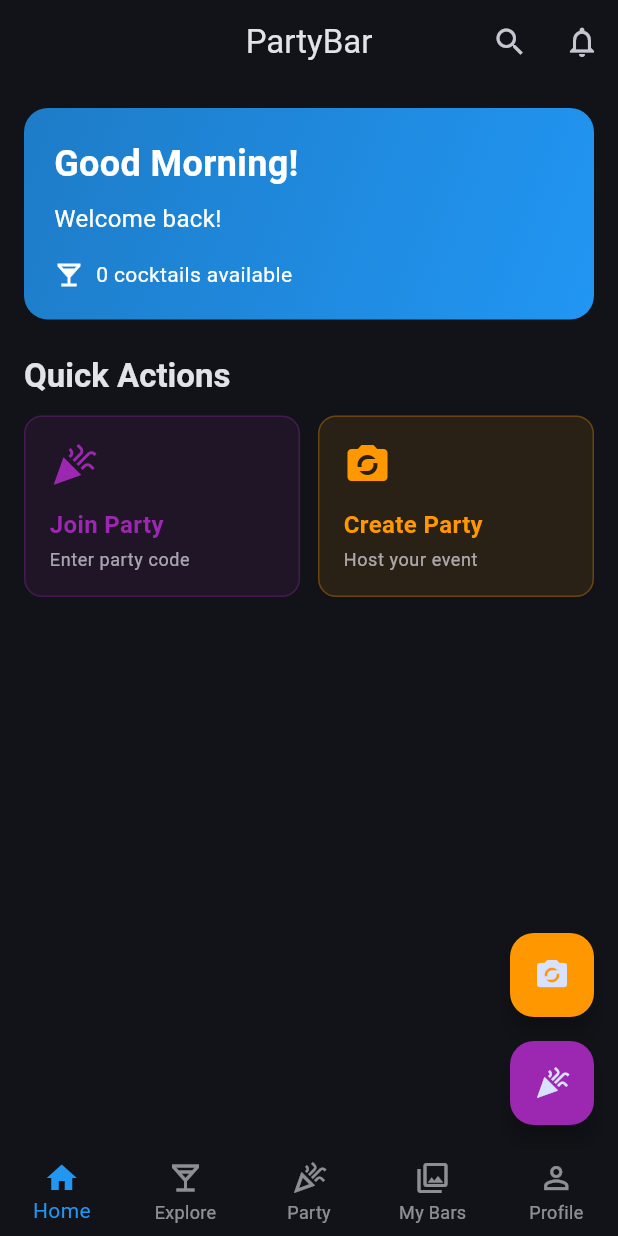
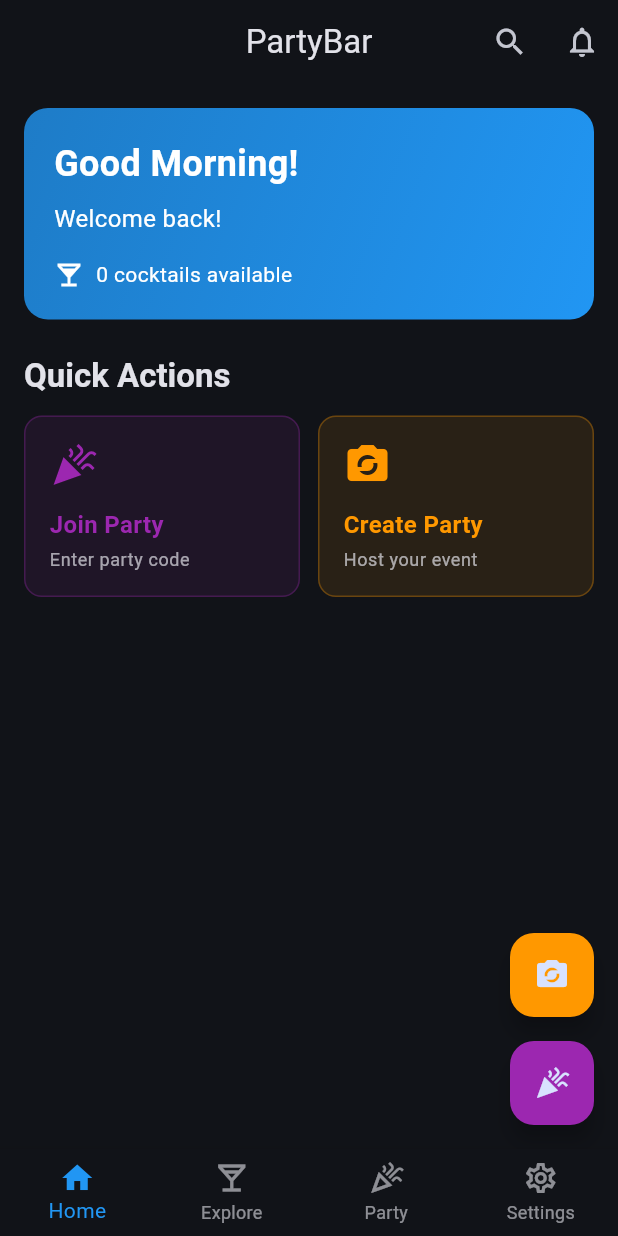
Before and after one commit to Besmerch123/party-bar, a Flutter app: the MainNavigationWrapper screen opened by its route, on a phone screen of 412 x 824 dp. Run offline on Flutter 3.47's test engine with Material 3 defaults, Android fonts, the phone set to English and light mode, and no system bars; our stand-ins replace cloud_firestore, cloud_functions, firebase_core, go_router, hive, shared_preferences; accounts and stored records are empty; network calls fail.

Commit message:
L10n settings and nav

```diff
--- a/lib/screens/bars/my_bars_screen.dart
+++ /dev/null
@@ -1,18 +0,0 @@
-import 'package:flutter/material.dart';
-
-class MyBarsScreen extends StatelessWidget {
-  const MyBarsScreen({super.key});
-
-  @override
-  Widget build(BuildContext context) {
-    return Scaffold(
-      appBar: AppBar(title: const Text('My Bars'), centerTitle: true),
-      body: const Center(
-        child: Text(
-          'My Bars Screen - Coming Soon!',
-          style: TextStyle(fontSize: 18),
-        ),
-      ),
-    );
-  }
-}
--- a/lib/screens/screens.dart
+++ b/lib/screens/screens.dart
@@ -10,9 +10,8 @@ export 'party/party_hub_screen.dart';
 export 'party/join_party_screen.dart';
 export 'party/create_party_screen.dart';
 export 'party/party_details_screen.dart';
-export 'bars/my_bars_screen.dart';
 export 'bars/create_bar_screen.dart';
 export 'bars/bar_details_screen.dart';
-export 'profile/profile_screen.dart';
-export 'profile/settings_screen.dart';
-export 'profile/auth_screen.dart';
+export 'settings/profile_screen.dart';
+export 'settings/settings_screen.dart';
+export 'settings/auth_screen.dart';
--- a/lib/utils/app_router.dart
+++ b/lib/utils/app_router.dart
@@ -1,5 +1,6 @@
 import 'package:flutter/material.dart';
 import 'package:go_router/go_router.dart';
+import 'package:party_bar/utils/localization_helper.dart';
 import '../screens/screens.dart';
 
 class AppRoutes {
@@ -119,8 +120,7 @@ class _MainNavigationWrapperState extends State<MainNavigationWrapper> {
     const HomeScreen(),
     const ExploreScreen(),
     const PartyHubScreen(),
-    const MyBarsScreen(),
-    const ProfileScreen(),
+    const SettingsScreen(),
   ];
 
   @override
@@ -140,31 +140,26 @@ class _MainNavigationWrapperState extends State<MainNavigationWrapper> {
           context,
         ).colorScheme.onSurface.withValues(alpha: .6),
         backgroundColor: Theme.of(context).colorScheme.surface,
-        items: const [
+        items: [
           BottomNavigationBarItem(
             icon: Icon(Icons.home_outlined),
             activeIcon: Icon(Icons.home),
-            label: 'Home',
+            label: context.l10n.navigationHome,
           ),
           BottomNavigationBarItem(
             icon: Icon(Icons.local_bar_outlined),
             activeIcon: Icon(Icons.local_bar),
-            label: 'Explore',
+            label: context.l10n.navigationExplore,
           ),
           BottomNavigationBarItem(
             icon: Icon(Icons.celebration_outlined),
             activeIcon: Icon(Icons.celebration),
-            label: 'Party',
+            label: context.l10n.navigationParty,
           ),
           BottomNavigationBarItem(
-            icon: Icon(Icons.collections_outlined),
-            activeIcon: Icon(Icons.collections),
-            label: 'My Bars',
-          ),
-          BottomNavigationBarItem(
-            icon: Icon(Icons.person_outline),
-            activeIcon: Icon(Icons.person),
-            label: 'Profile',
+            icon: Icon(Icons.settings_outlined),
+            activeIcon: Icon(Icons.settings),
+            label: context.l10n.navigationSettings,
           ),
         ],
       ),
```
Also changed, not shown: lib/l10n/app_en.arb (+24 -10 lines), lib/l10n/app_uk.arb (+6 -1 lines), lib/screens/profile/settings_screen.dart (deleted, +0 -18 lines), lib/screens/settings/profile_screen.dart (added, +22 -0 lines), lib/screens/settings/settings_screen.dart (renamed from lib/screens/profile/profile_screen.dart, +9 -8 lines), lib/generated/l10n/app_localizations.dart, lib/generated/l10n/app_localizations_en.dart, lib/generated/l10n/app_localizations_uk.dart, lib/screens/settings/auth_screen.dart (renamed from lib/screens/profile/auth_screen.dart).
